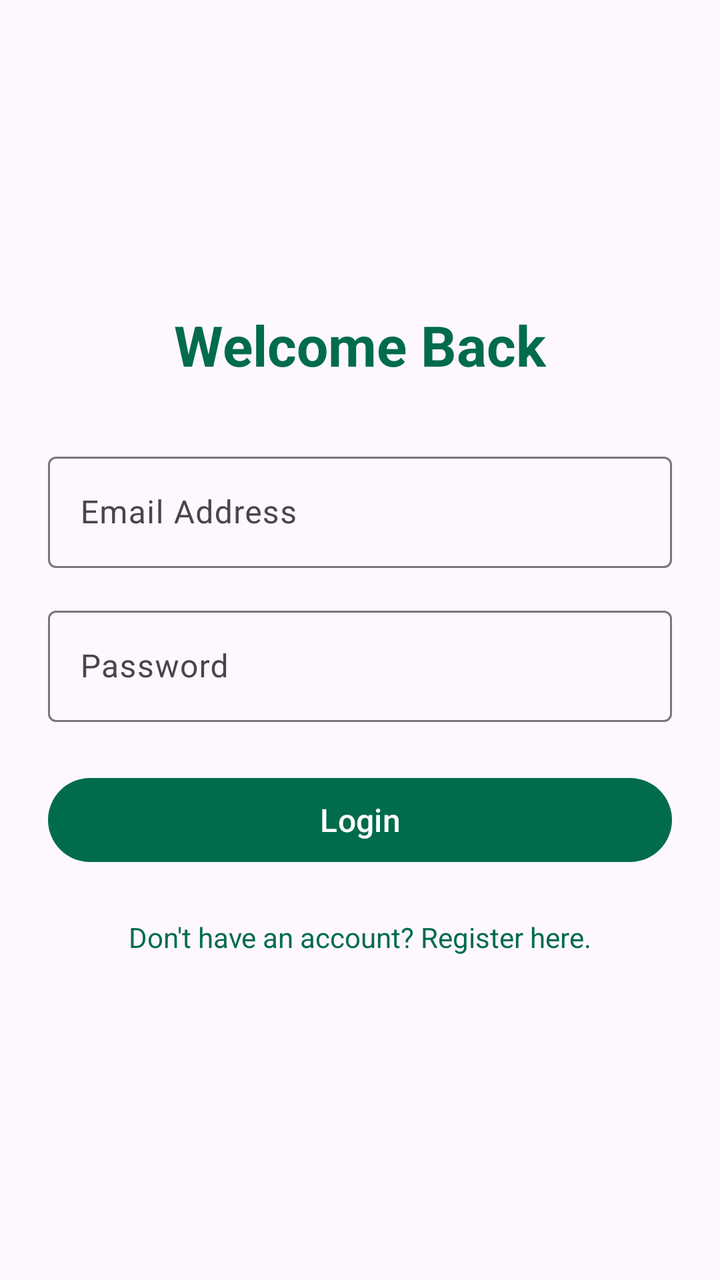
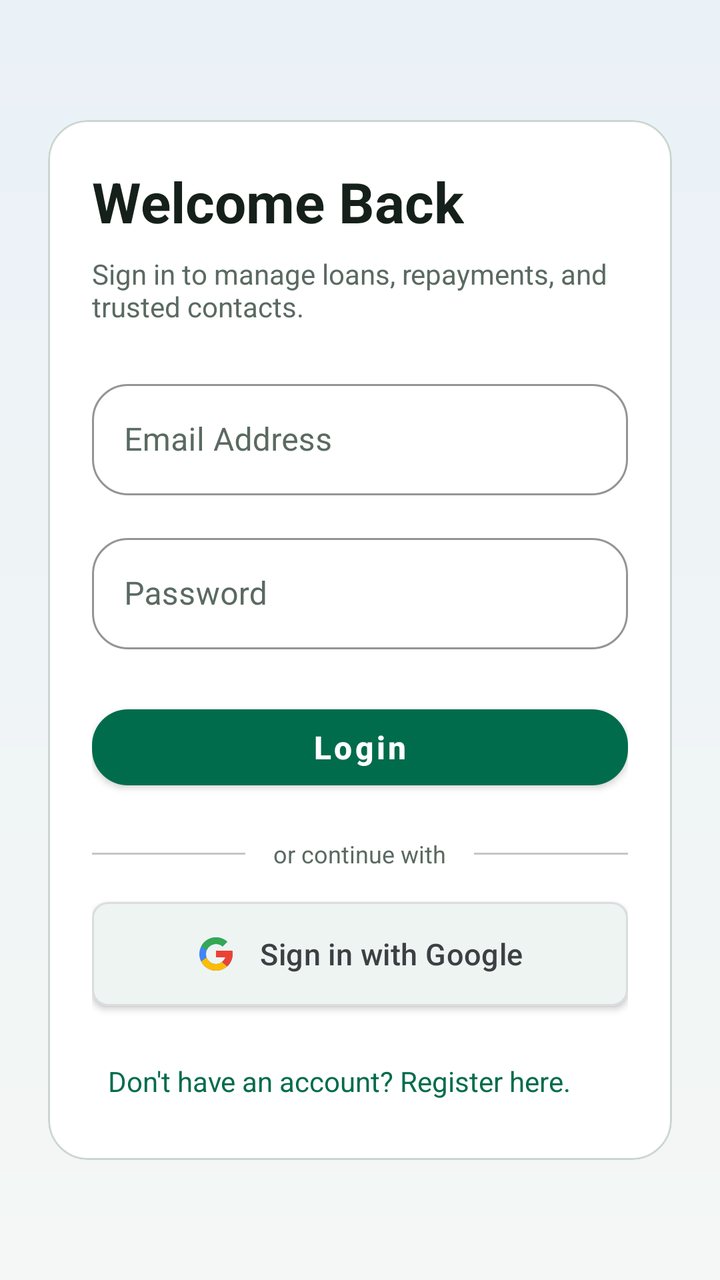

Before-and-after screenshots of an Android layout around one commit, followed by the original layout XML and the change that was made.
<!-- AndroidManifest.xml: application theme Theme.QarzApp -->
<!-- res/layout/activity_login.xml -->
<?xml version="1.0" encoding="utf-8"?>
<LinearLayout xmlns:android="http://schemas.android.com/apk/res/android"
    android:layout_width="match_parent"
    android:layout_height="match_parent"
    android:orientation="vertical"
    android:padding="24dp"
    android:gravity="center"
    android:background="?attr/colorSurface">

    <TextView
        android:layout_width="wrap_content"
        android:layout_height="wrap_content"
        android:text="Welcome Back"
        android:textSize="28sp"
        android:textStyle="bold"
        android:textColor="?attr/colorPrimary"
        android:layout_marginBottom="32dp"/>

    <com.google.android.material.textfield.TextInputLayout
        android:layout_width="match_parent"
        android:layout_height="wrap_content"
        android:layout_marginBottom="16dp">
        <com.google.android.material.textfield.TextInputEditText
            android:id="@+id/etLoginEmail"
            android:layout_width="match_parent"
            android:layout_height="wrap_content"
            android:hint="Email Address"
            android:inputType="textEmailAddress"/>
    </com.google.android.material.textfield.TextInputLayout>

    <com.google.android.material.textfield.TextInputLayout
        android:layout_width="match_parent"
        android:layout_height="wrap_content"
        android:layout_marginBottom="24dp">
        <com.google.android.material.textfield.TextInputEditText
            android:id="@+id/etLoginPassword"
            android:layout_width="match_parent"
            android:layout_height="wrap_content"
            android:hint="Password"
            android:inputType="textPassword"/>
    </com.google.android.material.textfield.TextInputLayout>

    <Button
        android:id="@+id/btnLogin"
        android:layout_width="match_parent"
        android:layout_height="50dp"
        android:text="Login"
        android:textSize="16sp"
        android:layout_marginBottom="16dp"/>

    <TextView
        android:id="@+id/tvGoToRegister"
        android:layout_width="wrap_content"
        android:layout_height="wrap_content"
        android:text="Don't have an account? Register here."
        android:textSize="14sp"
        android:textColor="?attr/colorPrimary"
        android:padding="8dp"/>

</LinearLayout>
<!-- resources referenced by this layout -->
<resources>
  <style name="Base.Theme.QarzApp" parent="Theme.Material3.DayNight.NoActionBar">
          
          <item name="colorPrimary">@color/md_theme_primary</item>
          <item name="colorOnPrimary">@color/md_theme_onPrimary</item>
          <item name="colorSecondary">@color/md_theme_secondary</item>
          <item name="colorOnSecondary">@color/md_theme_onSecondary</item>
          <item name="android:windowBackground">@color/md_theme_background</item>
          <item name="android:statusBarColor">?attr/colorPrimary</item>
      </style>
  <color name="md_theme_background">#FBFDF9</color>
  <!-- unchanged entries left out for length: 5 -->
</resources>

<!-- the commit's change to res/layout/activity_login.xml (unified diff, before → after) -->
@@ -1,60 +1,169 @@
 <?xml version="1.0" encoding="utf-8"?>
-<LinearLayout xmlns:android="http://schemas.android.com/apk/res/android"
+<ScrollView xmlns:android="http://schemas.android.com/apk/res/android"
+    xmlns:app="http://schemas.android.com/apk/res-auto"
     android:layout_width="match_parent"
     android:layout_height="match_parent"
-    android:orientation="vertical"
-    android:padding="24dp"
-    android:gravity="center"
-    android:background="?attr/colorSurface">
+    android:background="@drawable/bg_screen_gradient"
+    android:fillViewport="true">
 
-    <TextView
-        android:layout_width="wrap_content"
-        android:layout_height="wrap_content"
-        android:text="Welcome Back"
-        android:textSize="28sp"
-        android:textStyle="bold"
-        android:textColor="?attr/colorPrimary"
-        android:layout_marginBottom="32dp"/>
-
-    <com.google.android.material.textfield.TextInputLayout
+    <LinearLayout
         android:layout_width="match_parent"
         android:layout_height="wrap_content"
-        android:layout_marginBottom="16dp">
-        <com.google.android.material.textfield.TextInputEditText
-            android:id="@+id/etLoginEmail"
+        android:gravity="center"
+        android:orientation="vertical"
+        android:padding="24dp">
+
+        <com.google.android.material.card.MaterialCardView
+            style="@style/QarzCard"
             android:layout_width="match_parent"
-            android:layout_height="wrap_content"
-            android:hint="Email Address"
-            android:inputType="textEmailAddress"/>
-    </com.google.android.material.textfield.TextInputLayout>
+            android:layout_height="wrap_content">
 
-    <com.google.android.material.textfield.TextInputLayout
-        android:layout_width="match_parent"
-        android:layout_height="wrap_content"
-        android:layout_marginBottom="24dp">
-        <com.google.android.material.textfield.TextInputEditText
-            android:id="@+id/etLoginPassword"
-            android:layout_width="match_parent"
-            android:layout_height="wrap_content"
-            android:hint="Password"
-            android:inputType="textPassword"/>
-    </com.google.android.material.textfield.TextInputLayout>
+            <LinearLayout
+                android:layout_width="match_parent"
+                android:layout_height="wrap_content"
+                android:orientation="vertical"
+                android:padding="22dp">
 
-    <Button
-        android:id="@+id/btnLogin"
-        android:layout_width="match_parent"
-        android:layout_height="50dp"
-        android:text="Login"
-        android:textSize="16sp"
-        android:layout_marginBottom="16dp"/>
+                <TextView
+                    android:layout_width="wrap_content"
+                    android:layout_height="wrap_content"
+                    android:layout_marginBottom="8dp"
+                    android:text="Welcome Back"
+                    android:textColor="@color/md_theme_onSurface"
+                    android:textSize="28sp"
+                    android:textStyle="bold" />
 
-    <TextView
-        android:id="@+id/tvGoToRegister"
-        android:layout_width="wrap_content"
-        android:layout_height="wrap_content"
-        android:text="Don't have an account? Register here."
-        android:textSize="14sp"
-        android:textColor="?attr/colorPrimary"
-        android:padding="8dp"/>
+                <TextView
+                    android:layout_width="wrap_content"
+                    android:layout_height="wrap_content"
+                    android:layout_marginBottom="24dp"
+                    android:text="Sign in to manage loans, repayments, and trusted contacts."
+                    android:textColor="@color/md_theme_onSurfaceVariant"
+                    android:textSize="14sp" />
 
-</LinearLayout>
+                
+                <com.google.android.material.textfield.TextInputLayout
+                    style="@style/QarzTextInputLayout"
+                    android:layout_width="match_parent"
+                    android:layout_height="wrap_content"
+                    android:layout_marginBottom="16dp">
+                    <com.google.android.material.textfield.TextInputEditText
+                        android:id="@+id/etLoginEmail"
+                        android:layout_width="match_parent"
+                        android:layout_height="wrap_content"
+                        android:hint="Email Address"
+                        android:inputType="textEmailAddress" />
+                </com.google.android.material.textfield.TextInputLayout>
+
+                
+                <com.google.android.material.textfield.TextInputLayout
+                    style="@style/QarzTextInputLayout"
+                    android:layout_width="match_parent"
+                    android:layout_height="wrap_content"
+                    android:layout_marginBottom="24dp">
+                    <com.google.android.material.textfield.TextInputEditText
+                        android:id="@+id/etLoginPassword"
+                        android:layout_width="match_parent"
+                        android:layout_height="wrap_content"
+                        android:hint="Password"
+                        android:inputType="textPassword" />
+                </com.google.android.material.textfield.TextInputLayout>
+
+                
+                <Button
+                    android:id="@+id/btnLogin"
+                    style="@style/QarzButton"
+                    android:layout_width="match_parent"
+                    android:layout_height="50dp"
+                    android:layout_marginBottom="20dp"
+                    android:text="Login"
+                    android:textSize="16sp" />
+
+                
+                <LinearLayout
+                    android:layout_width="match_parent"
+                    android:layout_height="wrap_content"
+                    android:layout_marginBottom="16dp"
+                    android:gravity="center_vertical"
+                    android:orientation="horizontal">
+
+                    <View
+                        android:layout_width="0dp"
+                        android:layout_height="1dp"
+                        android:layout_weight="1"
+                        android:alpha="0.25"
+                        android:background="@color/md_theme_onSurface" />
+
+                    <TextView
+                        android:layout_width="wrap_content"
+                        android:layout_height="wrap_content"
+                        android:layout_marginStart="14dp"
+                        android:layout_marginEnd="14dp"
+                        android:text="or continue with"
+                        android:textColor="@color/md_theme_onSurfaceVariant"
+                        android:textSize="12sp" />
+
+                    <View
+                        android:layout_width="0dp"
+                        android:layout_height="1dp"
+                        android:layout_weight="1"
+                        android:alpha="0.25"
+                        android:background="@color/md_theme_onSurface" />
+                </LinearLayout>
+
+                
+                <com.google.android.material.card.MaterialCardView
+                    android:id="@+id/btnGoogleSignIn"
+                    android:layout_width="match_parent"
+                    android:layout_height="52dp"
+                    android:layout_marginBottom="20dp"
+                    android:clickable="true"
+                    android:focusable="true"
+                    app:cardBackgroundColor="#FFFFFF"
+                    app:cardCornerRadius="8dp"
+                    app:cardElevation="2dp"
+                    app:strokeColor="#DADCE0"
+                    app:strokeWidth="1dp">
+
+                    <LinearLayout
+                        android:layout_width="match_parent"
+                        android:layout_height="match_parent"
+                        android:gravity="center"
+                        android:orientation="horizontal"
+                        android:paddingStart="16dp"
+                        android:paddingEnd="16dp">
+
+                        
+                        <ImageView
+                            android:layout_width="20dp"
+                            android:layout_height="20dp"
+                            android:src="@drawable/ic_google"
+                            android:contentDescription="Google logo" />
+
+                        
+                        <TextView
+                            android:layout_width="wrap_content"
+                            android:layout_height="wrap_content"
+                            android:layout_marginStart="12dp"
+                            android:fontFamily="sans-serif-medium"
+                            android:letterSpacing="0.01"
+                            android:text="Sign in with Google"
+                            android:textColor="#3C4043"
+                            android:textSize="15sp" />
+                    </LinearLayout>
+                </com.google.android.material.card.MaterialCardView>
+
+                <TextView
+                    android:id="@+id/tvGoToRegister"
+                    android:layout_width="wrap_content"
+                    android:layout_height="wrap_content"
+                    android:padding="8dp"
+                    android:text="Don't have an account? Register here."
+                    android:textColor="?attr/colorPrimary"
+                    android:textSize="14sp" />
+
+            </LinearLayout>
+        </com.google.android.material.card.MaterialCardView>
+
+    </LinearLayout>
+</ScrollView>
<!-- resource entries referenced after the edit -->
@@ -1,15 +1,84 @@
 <!-- resources referenced by this layout -->
 <resources>
-  <style name="Base.Theme.QarzApp" parent="Theme.Material3.DayNight.NoActionBar">
-          
+  <color name="md_theme_onSurface">#15201B</color>
+  <color name="md_theme_onSurfaceVariant">#5A6A62</color>
+  <!-- drawable bg_screen_gradient (drawable) -->
+  <?xml version="1.0" encoding="utf-8"?>
+  <shape xmlns:android="http://schemas.android.com/apk/res/android" android:shape="rectangle">
+      <gradient
+          android:angle="270"
+          android:endColor="@color/md_theme_background"
+          android:startColor="#EAF1F7" />
+  </shape>
+  <!-- drawable ic_google (drawable) -->
+  <vector xmlns:android="http://schemas.android.com/apk/res/android"
+      android:width="24dp"
+      android:height="24dp"
+      android:viewportWidth="48"
+      android:viewportHeight="48">
+  
+      
+      <path
+          android:fillColor="#4285F4"
+          android:pathData="M43.611,20.083H42V20H24v8h11.303c-1.649,4.657 -6.08,8 -11.303,8c-6.627,0 -12,-5.373 -12,-12s5.373,-12 12,-12c3.059,0 5.842,1.154 7.961,3.039l5.657,-5.657C34.046,6.053 29.268,4 24,4C12.955,4 4,12.955 4,24s8.955,20 20,20s20,-8.955 20,-20C44,22.659 43.862,21.35 43.611,20.083z" />
+  
+      
+      <path
+          android:fillColor="#34A853"
+          android:pathData="M6.306,14.691l6.571,4.819C14.655,15.108 18.961,12 24,12c3.059,0 5.842,1.154 7.961,3.039l5.657,-5.657C34.046,6.053 29.268,4 24,4C16.318,4 9.656,8.337 6.306,14.691z" />
+  
+      
+      <path
+          android:fillColor="#FBBC05"
+          android:pathData="M24,44c5.166,0 9.86,-1.977 13.409,-5.192l-6.19,-5.238A11.91,11.91 0,0 1,24 36c-5.202,0 -9.619,-3.317 -11.283,-7.946l-6.522,5.025C9.505,39.556 16.227,44 24,44z" />
+  
+      
+      <path
+          android:fillColor="#EA4335"
+          android:pathData="M43.611,20.083H42V20H24v8h11.303a12.04,12.04 0,0 1,-4.087 5.571l0.003,-0.002l6.19,5.238C36.971,39.205 44,34 44,24C44,22.659 43.862,21.35 43.611,20.083z" />
+  </vector>
+  <style name="QarzButton" parent="Widget.MaterialComponents.Button">
+          <item name="cornerRadius">18dp</item>
+          <item name="android:minHeight">54dp</item>
+          <item name="android:textAllCaps">false</item>
+          <item name="backgroundTint">@color/md_theme_primary</item>
+          <item name="android:textColor">@color/md_theme_onPrimary</item>
+          <item name="android:textStyle">bold</item>
+      </style>
+  <style name="QarzCard" parent="Widget.MaterialComponents.CardView">
+          <item name="cardCornerRadius">20dp</item>
+          <item name="strokeColor">@color/md_theme_outline</item>
+          <item name="strokeWidth">1dp</item>
+          <item name="cardBackgroundColor">@color/md_theme_surface</item>
+          <item name="cardElevation">0dp</item>
+      </style>
+  <style name="QarzTextInputLayout" parent="Widget.MaterialComponents.TextInputLayout.OutlinedBox">
+          <item name="boxBackgroundColor">@color/md_theme_surface</item>
+          <item name="boxStrokeColor">@color/md_theme_outline</item>
+          <item name="hintTextColor">@color/md_theme_onSurfaceVariant</item>
+          <item name="android:textColorHint">@color/md_theme_onSurfaceVariant</item>
+          <item name="boxCornerRadiusTopStart">18dp</item>
+          <item name="boxCornerRadiusTopEnd">18dp</item>
+          <item name="boxCornerRadiusBottomStart">18dp</item>
+          <item name="boxCornerRadiusBottomEnd">18dp</item>
+      </style>
+  <style name="Base.Theme.QarzApp" parent="Theme.Material3.Light.NoActionBar">
           <item name="colorPrimary">@color/md_theme_primary</item>
           <item name="colorOnPrimary">@color/md_theme_onPrimary</item>
           <item name="colorSecondary">@color/md_theme_secondary</item>
           <item name="colorOnSecondary">@color/md_theme_onSecondary</item>
+          <item name="colorSurface">@color/md_theme_surface</item>
+          <item name="android:colorBackground">@color/md_theme_background</item>
+          <item name="colorOnSurface">@color/md_theme_onSurface</item>
           <item name="android:windowBackground">@color/md_theme_background</item>
-          <item name="android:statusBarColor">?attr/colorPrimary</item>
+          <item name="android:statusBarColor">@color/md_theme_background</item>
+          <item name="android:navigationBarColor">@color/md_theme_surface</item>
+          <item name="android:windowLightStatusBar">true</item>
+          <item name="android:windowLightNavigationBar">true</item>
       </style>
-  <color name="md_theme_background">#FBFDF9</color>
+  <color name="md_theme_background">#F4F7F5</color>
+  <color name="md_theme_outline">#CBD6D0</color>
+  <color name="md_theme_surface">#FFFFFF</color>
   <!-- unchanged entries left out for length: 5 -->
 </resources>
 
